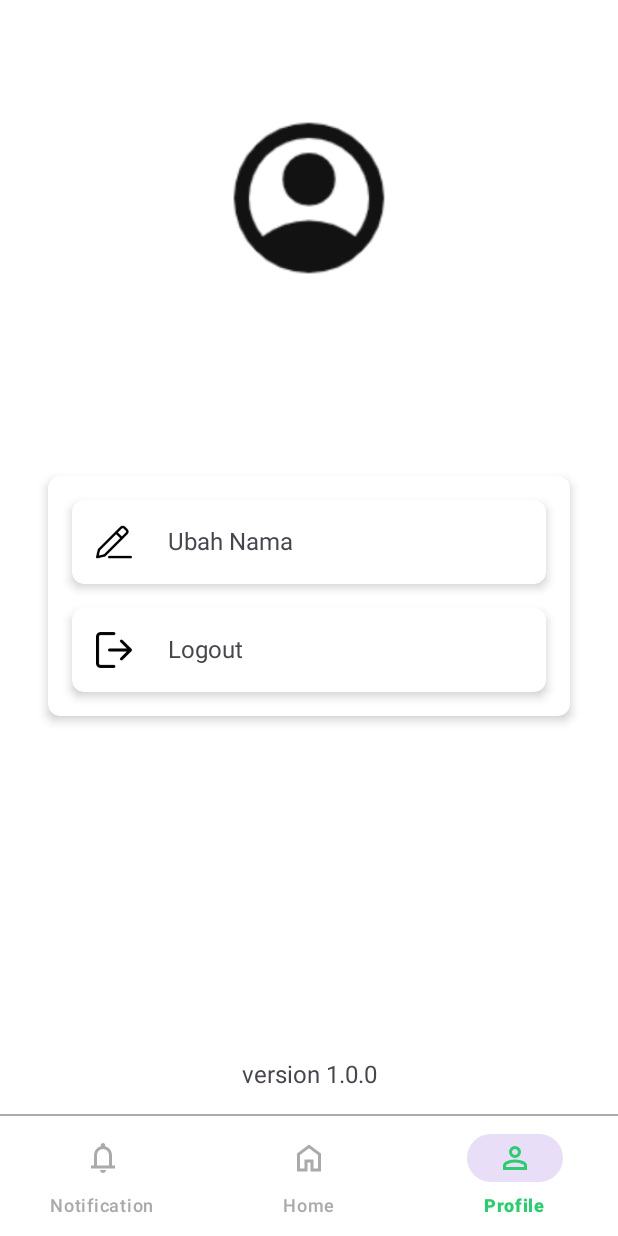
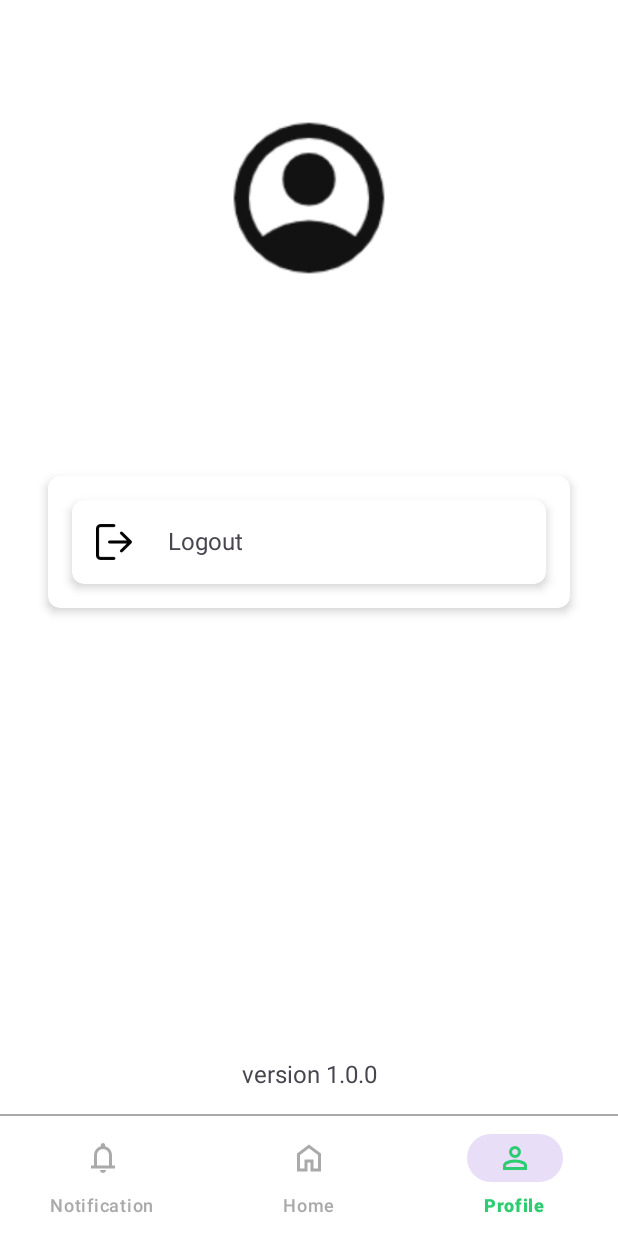
Before and after one commit to Contsol-dev/GoTrash, an Android app: the ProfileFragment screen opened through its navigation route, on a phone screen of 412 x 824 dp. Run offline under Robolectric (Android 15) with nearby library versions, the light colour scheme and no system bars; our stand-ins replace Firebase (no records; nobody signed in at launch, a user with empty details on screens opened directly), navigation-ui; libraries missing offline, so code that uses them is left out: com.github.mikephil.charting; 5 statements that could not run were skipped.

Commit message:
Finalizing Half of the Features

```diff
--- a/app/src/main/AndroidManifest.xml
+++ b/app/src/main/AndroidManifest.xml
@@ -20,9 +20,6 @@
         android:supportsRtl="true"
         android:theme="@style/Theme.GoTrash"
         tools:targetApi="31">
-        <activity
-            android:name=".presentation.profile.edit.EditNameActivity"
-            android:exported="false" />
         <!--
              TODO: Before you run your application, you need a Google Maps API key.
 
--- a/app/src/main/java/com/adinda/gotrash/di/AppModules.kt
+++ b/app/src/main/java/com/adinda/gotrash/di/AppModules.kt
@@ -16,7 +16,6 @@ import com.adinda.gotrash.presentation.home.HomeViewModel
 import com.adinda.gotrash.presentation.login.LoginViewModel
 import com.adinda.gotrash.presentation.main.MainViewModel
 import com.adinda.gotrash.presentation.profile.ProfileViewModel
-import com.adinda.gotrash.presentation.profile.edit.EditNameViewModel
 import com.adinda.gotrash.presentation.signup.SignupViewModel
 import com.adinda.gotrash.presentation.splash.SplashViewModel
 import com.google.firebase.auth.FirebaseAuth
@@ -66,7 +65,6 @@ object AppModules {
             viewModelOf(::HomeViewModel)
             viewModelOf(::SplashViewModel)
             viewModelOf(::ProfileViewModel)
-            viewModelOf(::EditNameViewModel)
 
         }
 
--- a/app/src/main/res/layout/fragment_profile.xml
+++ b/app/src/main/res/layout/fragment_profile.xml
@@ -97,45 +97,6 @@
             android:orientation="vertical">
 
             <androidx.cardview.widget.CardView
-                android:id="@+id/cv_edit_profile"
-                android:layout_width="match_parent"
-                android:layout_height="wrap_content"
-                android:layout_marginHorizontal="16dp"
-                android:layout_marginTop="16dp"
-                app:cardCornerRadius="8dp"
-                app:cardElevation="4dp">
-
-                <androidx.constraintlayout.widget.ConstraintLayout
-                    android:id="@+id/cv_ubah_profil"
-                    android:layout_width="match_parent"
-                    android:layout_height="wrap_content"
-                    android:padding="16dp">
-
-                    <ImageView
-                        android:id="@+id/iv_edit"
-                        android:layout_width="24dp"
-                        android:layout_height="24dp"
-                        android:src="@drawable/ic_edit"
-                        app:layout_constraintStart_toStartOf="parent"
-                        app:layout_constraintTop_toTopOf="parent"
-                        app:tint="@color/black" />
-
-                    <TextView
-                        android:id="@+id/tv_edit_profile"
-                        android:layout_width="0dp"
-                        android:layout_height="wrap_content"
-                        android:layout_marginStart="24dp"
-                        android:layout_marginEnd="8dp"
-                        android:textSize="16sp"
-                        android:text="@string/text_edit_profile"
-                        app:layout_constraintEnd_toEndOf="parent"
-                        app:layout_constraintStart_toEndOf="@id/iv_edit"
-                        app:layout_constraintTop_toTopOf="@id/iv_edit" />
-
-                </androidx.constraintlayout.widget.ConstraintLayout>
-            </androidx.cardview.widget.CardView>
-
-            <androidx.cardview.widget.CardView
                 android:id="@+id/cv_logout"
                 android:layout_width="match_parent"
                 android:layout_height="wrap_content"
--- a/app/src/main/res/values/themes.xml
+++ b/app/src/main/res/values/themes.xml
@@ -1,8 +1,7 @@
 <resources xmlns:tools="http://schemas.android.com/tools">
     <!-- Base application theme. -->
-    <style name="Base.Theme.GoTrash" parent="Theme.Material3.DayNight.NoActionBar">
-        <!-- Customize your light theme here. -->
-        <!-- <item name="colorPrimary">@color/my_light_primary</item> -->
+    <style name="Base.Theme.GoTrash" parent="Theme.Material3.Light.NoActionBar">
+    <item name="android:forceDarkAllowed" tools:targetApi="q">false</item>
     </style>
     <style name="Theme.GoTrash" parent="Base.Theme.GoTrash" />
     <style name="Rounded" parent="ShapeAppearance.MaterialComponents.SmallComponent">
```
Also changed, not shown: app/src/main/java/com/adinda/gotrash/presentation/profile/ProfileFragment.kt (+0 -10 lines), app/src/main/java/com/adinda/gotrash/presentation/profile/edit/EditNameActivity.kt (deleted, +0 -93 lines), app/src/main/java/com/adinda/gotrash/presentation/profile/edit/EditNameViewModel.kt (deleted, +0 -11 lines), app/src/main/res/layout/activity_edit_name.xml (deleted, +0 -136 lines), app/src/main/res/layout/fragment_home.xml (+0 -10 lines).
